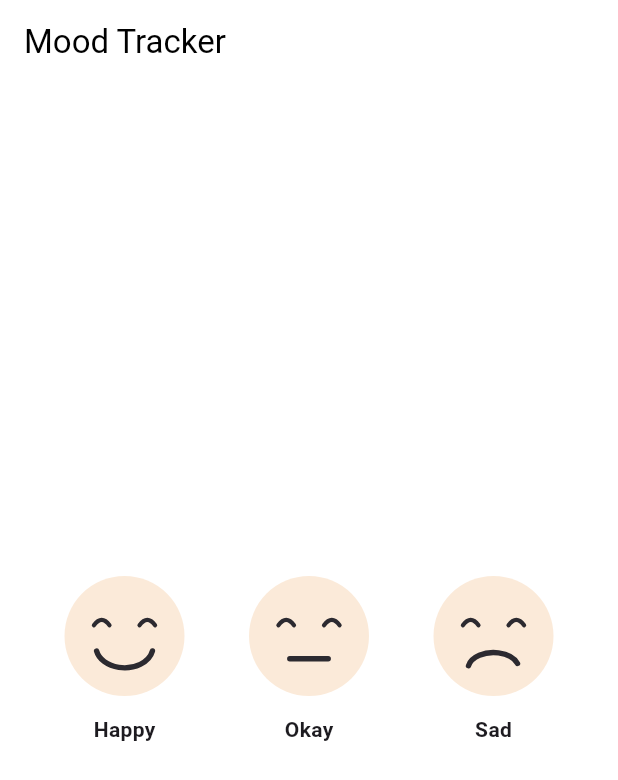
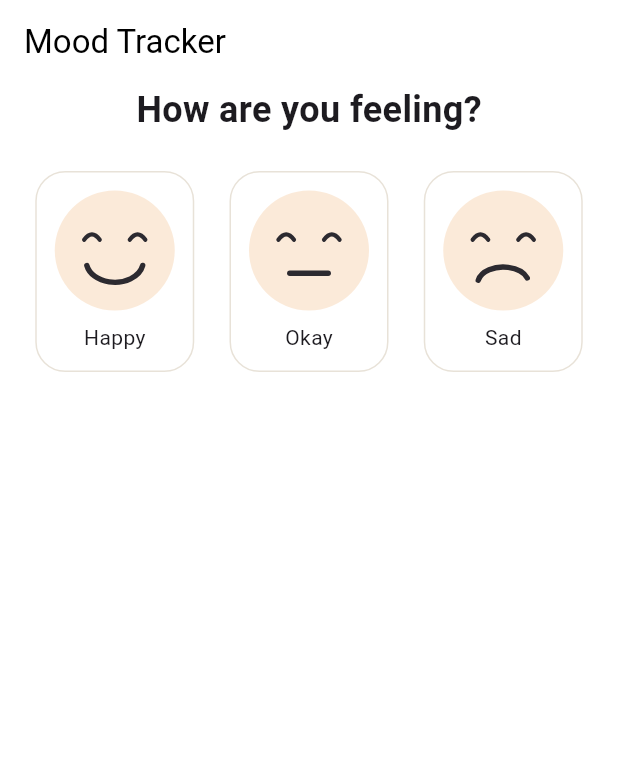
Before and after one commit to therealkirko/mood-tracker, a Flutter app: the screen it shows after launch, on a phone screen of 412 x 824 dp. Shown: the top 780 px of the screen. Run offline on Flutter 3.47's test engine with Material 3 defaults, Android fonts, the phone set to English and light mode, and no system bars; our stand-ins replace google_fonts.

Commit message:
Added mood picker widget for users to easily select the moods. Refactored home page layout as well.

```diff
--- a/lib/screens/index.dart
+++ b/lib/screens/index.dart
@@ -1,6 +1,6 @@
 import 'package:flutter/material.dart';
 import 'package:mood/models/mood_model.dart';
-import 'package:mood/widgets/mood_face.dart';
+import 'package:mood/widgets/mood_picker.dart';
 
 class HomeScreen extends StatelessWidget {
   const HomeScreen({super.key});
@@ -15,23 +15,22 @@ class HomeScreen extends StatelessWidget {
         backgroundColor: Colors.white,
         foregroundColor: Colors.black,
       ),
-      body: Center(
-        child: Row(
-          mainAxisAlignment: MainAxisAlignment.spaceEvenly,
-          children: MoodType.values.map((mood) {
-            return Column(
-              mainAxisSize: MainAxisSize.min,
-              children: [
-                MoodFace(mood: mood), // The painter widget
-                const SizedBox(height: 12),
-                Text(
-                  mood.label, // Using your extension
-                  style: const TextStyle(fontWeight: FontWeight.w600),
-                ),
-              ],
-            );
-          }).toList(),
-        ),
+      body: Column(
+        children: [
+          Text(
+            'How are you feeling?',
+            style: TextStyle(
+              fontSize: 24,
+              fontWeight: FontWeight.bold
+            ),
+          ),
+          SizedBox(height: 24),
+          MoodPicker(
+            onMoodSelected: (mood) {
+              print(mood.label);
+            }
+          )
+        ],
       ),
     );
   }
--- /dev/null
+++ b/lib/widgets/mood_picker.dart
@@ -0,0 +1,38 @@
+import 'package:flutter/material.dart';
+import 'package:mood/models/mood_model.dart';
+
+import 'mood_face.dart';
+
+class MoodPicker extends StatelessWidget {
+  final ValueChanged<MoodType> onMoodSelected;
+
+  const MoodPicker({super.key, required this.onMoodSelected});
+
+  @override
+  Widget build(BuildContext context) {
+    return Row(
+      mainAxisAlignment: MainAxisAlignment.spaceEvenly,
+      children: MoodType.values.map((mood) {
+        return GestureDetector(
+          onTap: () => onMoodSelected(mood),
+          child: Container(
+            padding: const EdgeInsets.all(12),
+            decoration: BoxDecoration(
+              color: Colors.white,
+              borderRadius: BorderRadius.circular(20),
+              border: Border.all(color: const Color(0xFFE8E2D8)),
+            ),
+            child: Column(
+              mainAxisSize: MainAxisSize.min,
+              children: [
+                MoodFace(mood: mood),
+                const SizedBox(height: 8),
+                Text(mood.label),
+              ],
+            ),
+          ),
+        );
+      }).toList(),
+    );
+  }
+}
```
